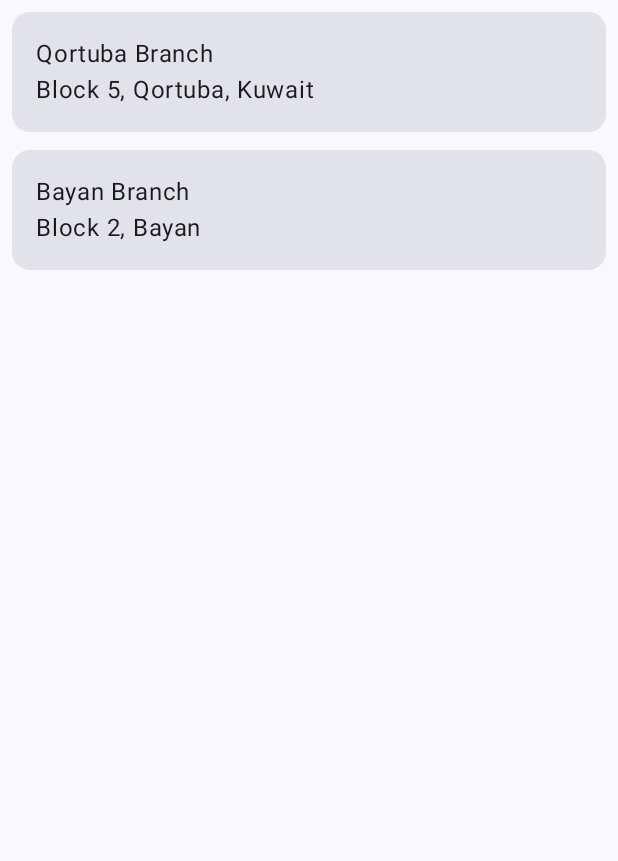
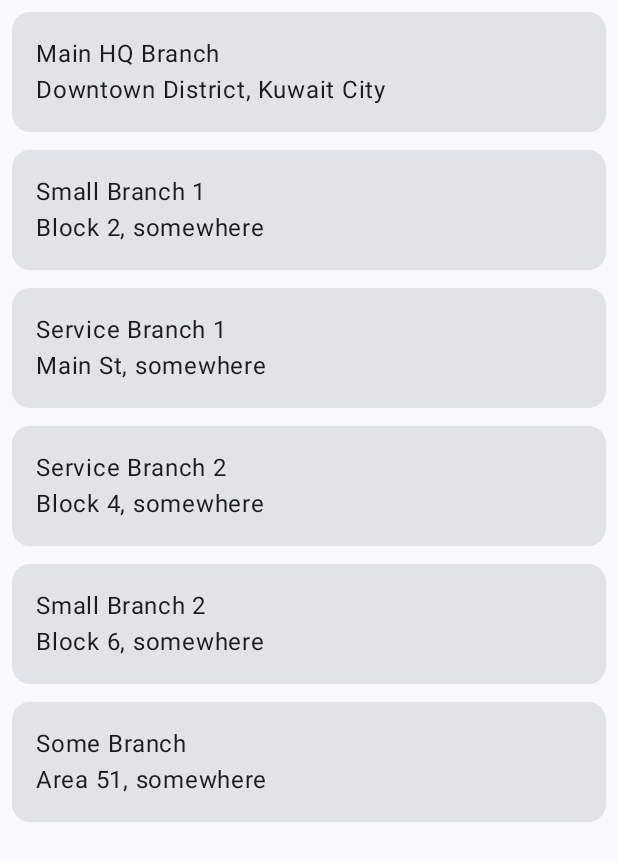
Before and after one commit to Njjoodd/MiniProject, an Android app built with Jetpack Compose: the screen it shows after launch (MainActivity), on a phone screen of 412 x 824 dp. Shown: the top 861 px of the screen. Run offline under Robolectric (Android 15) with nearby library versions, the phone set to English and light mode, and no system bars.

Commit message:
Gift: Internet Images! implemented but the internet images dont load for some reason

```diff
--- a/app/build.gradle.kts
+++ b/app/build.gradle.kts
@@ -50,6 +50,7 @@ dependencies {
     implementation(libs.androidx.ui.tooling.preview)
     implementation(libs.androidx.material3)
     implementation("androidx.navigation:navigation-compose:2.7.6")
+    implementation("io.coil-kt:coil-compose:2.4.0")
     testImplementation(libs.junit)
     androidTestImplementation(libs.androidx.junit)
     androidTestImplementation(libs.androidx.espresso.core)
--- a/app/src/main/AndroidManifest.xml
+++ b/app/src/main/AndroidManifest.xml
@@ -1,6 +1,9 @@
 <?xml version="1.0" encoding="utf-8"?>
 <manifest xmlns:android="http://schemas.android.com/apk/res/android"
     xmlns:tools="http://schemas.android.com/tools">
+    <uses-permission android:name="android.permission.INTERNET" />
+    <uses-permission android:name="android.permission.ACCESS_NETWORK_STATE" />
+
 
     <application
         android:allowBackup="true"
--- a/app/src/main/java/com/first/miniproject/MainActivity.kt
+++ b/app/src/main/java/com/first/miniproject/MainActivity.kt
@@ -12,19 +12,18 @@ import androidx.lifecycle.viewmodel.compose.viewModel
 import androidx.navigation.compose.NavHost
 import androidx.navigation.compose.composable
 import androidx.navigation.compose.rememberNavController
-import com.first.miniproject.model.Branch
-import com.first.miniproject.model.BranchType
 import com.first.miniproject.model.BranchViewModel
 import com.first.miniproject.ui.components.BranchesList
 import com.first.miniproject.ui.screens.BranchDetails
 import com.first.miniproject.ui.theme.MiniProjectTheme
+
 class MainActivity : ComponentActivity() {
     override fun onCreate(savedInstanceState: Bundle?) {
         super.onCreate(savedInstanceState)
         enableEdgeToEdge()
         setContent {
             MiniProjectTheme {
-                val viewModel: BranchViewModel = viewModel() // ✅ moved inside setContent
+                val viewModel: BranchViewModel = viewModel()
                 val navController = rememberNavController()
 
                 Scaffold(modifier = Modifier.fillMaxSize()) { innerPadding ->
@@ -35,7 +34,7 @@ class MainActivity : ComponentActivity() {
                     ) {
                         composable("branchList") {
                             BranchesList(
-                                branches = viewModel.branches, // ✅ using ViewModel
+                                branches = viewModel.branches,
                                 viewModel = viewModel,
                                 onItemClicked = { branchId ->
                                     navController.navigate("branchDetails/$branchId")
@@ -45,7 +44,7 @@ class MainActivity : ComponentActivity() {
 
                         composable("branchDetails/{branchId}") { backStackEntry ->
                             val branchId = backStackEntry.arguments?.getString("branchId")?.toIntOrNull()
-                            val branch = viewModel.getBranchById(branchId ?: -1) // ✅ ViewModel source
+                            val branch = viewModel.getBranchById(branchId ?: -1)
                             branch?.let {
                                 BranchDetails(branch = it, navController = navController, viewModel = viewModel)
                             }
--- a/app/src/main/java/com/first/miniproject/model/Branch.kt
+++ b/app/src/main/java/com/first/miniproject/model/Branch.kt
@@ -1,10 +1,7 @@
 package com.first.miniproject.model
 
 enum class BranchType(val displayName: String) {
-    MAIN("Main"),
-    ATM("ATM"),
-    SERVICE("Service"),
-    OTHER("Other")
+    MAIN("Main"), ATM("ATM"), SERVICE("Service"), OTHER("Other")
 }
 
 data class Branch(
@@ -15,5 +12,5 @@ data class Branch(
     val phone: String,
     val hours: String,
     val locationUrl: String,
-    val imageUri: Int? = null
+    val imageUri: String? = null
 )
--- a/app/src/main/java/com/first/miniproject/ui/components/BranchCard.kt
+++ b/app/src/main/java/com/first/miniproject/ui/components/BranchCard.kt
@@ -1,5 +1,4 @@
 package com.first.miniproject.ui.components
-
 
 import androidx.compose.foundation.clickable
 import androidx.compose.foundation.layout.Column
--- a/app/src/main/java/com/first/miniproject/ui/components/BranchRepository.kt
+++ b/app/src/main/java/com/first/miniproject/ui/components/BranchRepository.kt
@@ -1,4 +1,4 @@
-package com.first.miniproject.ui.components
+package com.first.miniproject.repository
 
 import com.first.miniproject.model.Branch
 import com.first.miniproject.model.BranchType
@@ -7,21 +7,64 @@ object BranchRepository {
     val dummyBranches = listOf(
         Branch(
             id = 1,
-            name = "Qortuba Branch",
+            name = "Main HQ Branch",
             type = BranchType.MAIN,
-            address = "Block 5, Qortuba, Kuwait",
-            phone = "99990000",
+            address = "Downtown District, Kuwait City",
+            phone = "+965 00000000",
             hours = "8AM - 5PM",
-            locationUrl = "https://maps.google.com"
+            locationUrl = "https://maps.google.com",
+            imageUri = "https://plus.unsplash.com/premium_vector-1724738558612-56d27145e1de?w=900&auto=format&fit=crop&q=60"
         ),
         Branch(
             id = 2,
-            name = "Bayan Branch",
+            name = "Small Branch 1",
             type = BranchType.ATM,
-            address = "Block 2, Bayan",
-            phone = "99900000",
+            address = "Block 2, somewhere",
+            phone = "+965 00000001",
             hours = "Open 24/7",
-            locationUrl = "https://maps.google.com"
+            locationUrl = "https://maps.google.com",
+            imageUri = "https://plus.unsplash.com/premium_vector-1724832743818-0f8a81abbc9d?w=900&auto=format&fit=crop&q=60"
+        ),
+        Branch(
+            id = 3,
+            name = "Service Branch 1",
+            type = BranchType.SERVICE,
+            address = "Main St, somewhere",
+            phone = "+965 00000002",
+            hours = "8AM - 3PM",
+            locationUrl = "https://maps.google.com",
+            imageUri = "https://plus.unsplash.com/premium_vector-1724597503013-b79c34916aee?w=900&auto=format&fit=crop&q=60"
+        ),
+        Branch(
+            id = 4,
+            name = "Service Branch 2",
+            type = BranchType.SERVICE,
+            address = "Block 4, somewhere",
+            phone = "+965 00000003",
+            hours = "8AM - 3PM",
+            locationUrl = "https://maps.google.com",
+            imageUri = "https://plus.unsplash.com/premium_vector-1724832743900-af626d403526?w=900&auto=format&fit=crop&q=60"
+        ),
+        Branch(
+            id = 5,
+            name = "Small Branch 2",
+            type = BranchType.ATM,
+            address = "Block 6, somewhere",
+            phone = "+965 00000004",
+            hours = "Open 24/7",
+            locationUrl = "https://maps.google.com",
+            imageUri = "https://plus.unsplash.com/premium_vector-1721716189903-b36d5bd6f42b?w=900&auto=format&fit=crop&q=60"
+        ),
+        Branch(
+            id = 6,
+            name = "Some Branch",
+            type = BranchType.OTHER,
+            address = "Area 51, somewhere",
+            phone = "+965 00000005",
+            hours = "8AM - 8PM",
+            locationUrl = "https://maps.google.com",
+            imageUri = "https://plus.unsplash.com/premium_vector-1724310048248-d6b52e189969?w=900&auto=format&fit=crop&q=60"
         )
     )
+
 }
--- a/app/src/main/java/com/first/miniproject/ui/components/BranchesList.kt
+++ b/app/src/main/java/com/first/miniproject/ui/components/BranchesList.kt
@@ -7,7 +7,6 @@ import androidx.compose.foundation.lazy.items
 import androidx.compose.runtime.Composable
 import androidx.compose.ui.Modifier
 import androidx.compose.ui.unit.dp
-import androidx.lifecycle.viewmodel.compose.viewModel
 import com.first.miniproject.model.Branch
 import com.first.miniproject.model.BranchViewModel
 
@@ -23,7 +22,9 @@ fun BranchesList(
         verticalArrangement = Arrangement.spacedBy(4.dp)
     ) {
         items(branches) { branch ->
-            BranchCard(branch = branch, onClick = { onItemClicked(branch.id) },
+            BranchCard(
+                branch = branch,
+                onClick = { onItemClicked(branch.id) },
                 isFavorite = viewModel.isFavorite(branch.id)
             )
         }
--- a/app/src/main/java/com/first/miniproject/ui/screens/BranchDetails.kt
+++ b/app/src/main/java/com/first/miniproject/ui/screens/BranchDetails.kt
@@ -1,6 +1,5 @@
 package com.first.miniproject.ui.screens
 
-import androidx.compose.foundation.Image
 import androidx.compose.foundation.layout.*
 import androidx.compose.foundation.rememberScrollState
 import androidx.compose.foundation.verticalScroll
@@ -10,12 +9,13 @@ import androidx.compose.material3.*
 import androidx.compose.runtime.Composable
 import androidx.compose.ui.Alignment
 import androidx.compose.ui.Modifier
+import androidx.compose.ui.layout.ContentScale
 import androidx.compose.ui.platform.LocalUriHandler
 import androidx.compose.ui.res.painterResource
-import androidx.compose.ui.text.font.FontWeight
 import androidx.compose.ui.unit.dp
 import androidx.compose.ui.unit.sp
 import androidx.navigation.NavController
+import coil.compose.AsyncImage
 import com.first.miniproject.R
 import com.first.miniproject.model.Branch
 import com.first.miniproject.model.BranchViewModel
@@ -23,7 +23,10 @@ import com.first.miniproject.model.BranchViewModel
 @OptIn(ExperimentalMaterial3Api::class)
 @Composable
 fun BranchDetails(
-    branch: Branch, navController: NavController, viewModel: BranchViewModel, modifier: Modifier = Modifier
+    branch: Branch,
+    navController: NavController,
+    viewModel: BranchViewModel,
+    modifier: Modifier = Modifier
 ) {
     val uriHandler = LocalUriHandler.current
 
@@ -43,11 +46,11 @@ fun BranchDetails(
 
         Spacer(modifier = Modifier.height(16.dp))
 
-        val image = branch.imageUri ?: R.drawable.placeholder_branch
-
-        Image(
-            painter = painterResource(id = image),
+        AsyncImage(
+            model = branch.imageUri,
             contentDescription = "Branch Image",
+            placeholder = painterResource(R.drawable.placeholder_branch),
+            error = painterResource(R.drawable.placeholder_branch),
             modifier = Modifier
                 .fillMaxWidth()
                 .height(200.dp)
@@ -71,12 +74,12 @@ fun BranchDetails(
         Spacer(modifier = Modifier.height(8.dp))
 
         Button(
-            onClick = { viewModel.setFavorite(branch.id)},
-                    modifier = Modifier.align(Alignment.CenterHorizontally)
+            onClick = { viewModel.setFavorite(branch.id) },
+            modifier = Modifier.align(Alignment.CenterHorizontally)
         ) {
             Text(
                 text = if (viewModel.isFavorite(branch.id)) "Remove Favorite 🌟" else "Add to Favorites"
             )
         }
     }
-    }
+}
```
Also changed, not shown: app/src/main/java/com/first/miniproject/model/BranchViewModel.kt (+1 -6 lines).
